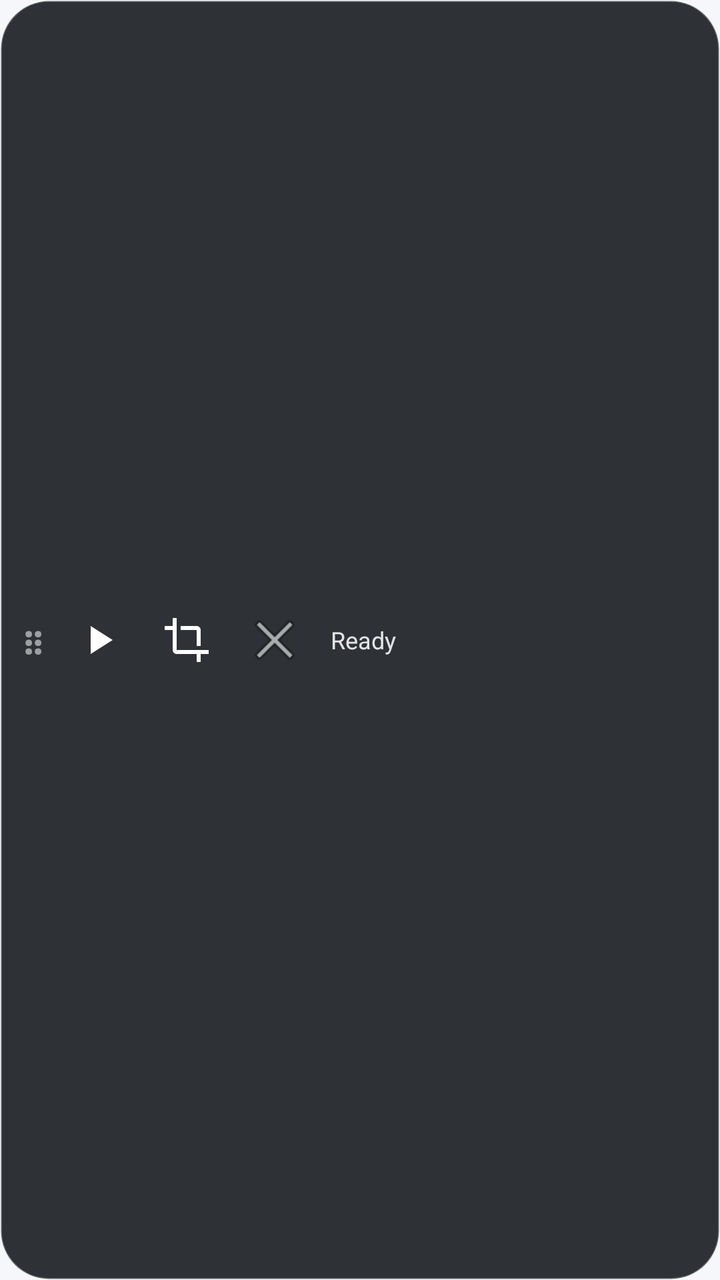
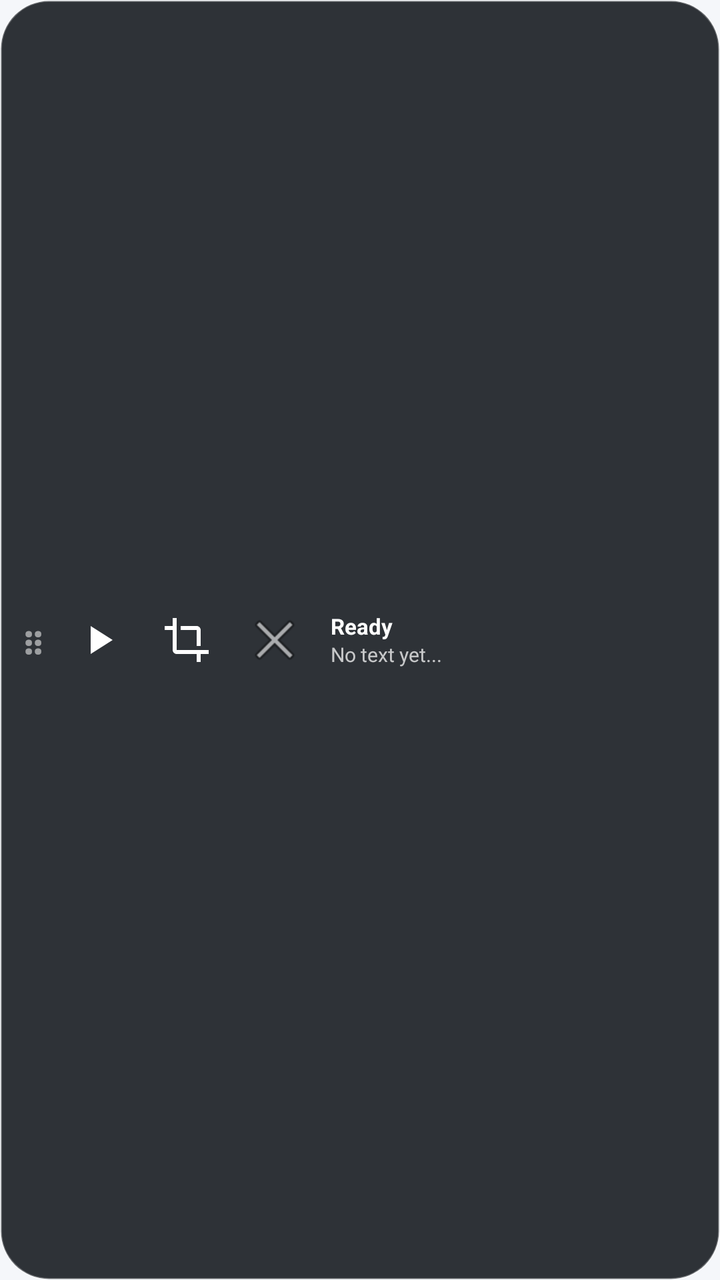

An Android layout rendered at two revisions. The XML below is the earlier revision; the diff shows what the commit changed to produce the second picture.
<!-- AndroidManifest.xml: application theme Theme.ScreenOCRMonitor -->
<!-- res/layout/overlay_floating_controls.xml -->
<?xml version="1.0" encoding="utf-8"?>
<LinearLayout xmlns:android="http://schemas.android.com/apk/res/android"
    android:id="@+id/floatingBarRoot"
    android:layout_width="wrap_content"
    android:layout_height="wrap_content"
    android:background="@drawable/bg_floating_bar"
    android:gravity="center_vertical"
    android:orientation="horizontal">

    
    <TextView
        android:layout_width="wrap_content"
        android:layout_height="wrap_content"
        android:paddingEnd="8dp"
        android:text="⋮⋮"
        android:textColor="#88FFFFFF"
        android:textSize="18sp"
        android:textStyle="bold" />

    
    <ImageButton
        android:id="@+id/btnFloatingToggle"
        android:layout_width="40dp"
        android:layout_height="40dp"
        android:background="?attr/selectableItemBackgroundBorderless"
        android:src="@drawable/ic_play"
        android:contentDescription="Start/Stop Monitoring" />

    
    <ImageButton
        android:id="@+id/btnFloatingSilence"
        android:layout_width="40dp"
        android:layout_height="40dp"
        android:layout_marginStart="4dp"
        android:background="?attr/selectableItemBackgroundBorderless"
        android:src="@drawable/ic_silence"
        android:visibility="gone"
        android:contentDescription="Silence Alarm" />

    
    <ImageButton
        android:id="@+id/btnFloatingCrop"
        android:layout_width="40dp"
        android:layout_height="40dp"
        android:layout_marginStart="4dp"
        android:background="?attr/selectableItemBackgroundBorderless"
        android:src="@drawable/ic_crop"
        android:contentDescription="Toggle Region Box" />

    
    <ImageButton
        android:id="@+id/btnFloatingExit"
        android:layout_width="40dp"
        android:layout_height="40dp"
        android:layout_marginStart="4dp"
        android:background="?attr/selectableItemBackgroundBorderless"
        android:src="@android:drawable/ic_menu_close_clear_cancel"
        android:contentDescription="Exit App" />

    
    <TextView
        android:id="@+id/tvFloatingStatus"
        android:layout_width="wrap_content"
        android:layout_height="wrap_content"
        android:layout_marginStart="8dp"
        android:layout_marginEnd="6dp"
        android:text="Ready"
        android:textColor="#DDFFFFFF"
        android:textSize="12sp" />

</LinearLayout>
<!-- resources referenced by this layout -->
<resources>
  <!-- drawable bg_floating_bar (drawable) -->
  <?xml version="1.0" encoding="utf-8"?>
  <shape xmlns:android="http://schemas.android.com/apk/res/android"
      android:shape="rectangle">
      <solid android:color="#EE212529" />
      <stroke
          android:width="1dp"
          android:color="#44FFFFFF" />
      <corners android:radius="24dp" />
      <padding
          android:bottom="6dp"
          android:left="12dp"
          android:right="12dp"
          android:top="6dp" />
  </shape>
  <!-- drawable ic_crop (drawable) -->
  <vector xmlns:android="http://schemas.android.com/apk/res/android"
      android:width="24dp"
      android:height="24dp"
      android:viewportWidth="24"
      android:viewportHeight="24">
      <path
          android:fillColor="#FFFFFFFF"
          android:pathData="M17,15h2V7c0,-1.1 -0.9,-2 -2,-2H9v2h8v8zM7,17V1H5v4H1v2h4v10c0,1.1 0.9,2 2,2h10v4h2v-4h4v-2H7z"/>
  </vector>
  <!-- drawable ic_play (drawable) -->
  <vector xmlns:android="http://schemas.android.com/apk/res/android"
      android:width="24dp"
      android:height="24dp"
      android:viewportWidth="24"
      android:viewportHeight="24">
      <path
          android:fillColor="#FFFFFFFF"
          android:pathData="M8,5v14l11,-7z"/>
  </vector>
  <!-- drawable ic_silence (drawable) -->
  <vector xmlns:android="http://schemas.android.com/apk/res/android"
      android:width="24dp"
      android:height="24dp"
      android:viewportWidth="24"
      android:viewportHeight="24">
      <path
          android:fillColor="#FFFFFFFF"
          android:pathData="M16.5,12c0,-1.77 -1.02,-3.29 -2.5,-4.03v2.21l2.45,2.45c0.03,-0.21 0.05,-0.42 0.05,-0.63zM19,12c0,0.94 -0.2,1.82 -0.54,2.64l1.51,1.51C20.63,14.91 21,13.5 21,12c0,-4.28 -2.99,-7.86 -7,-8.77v2.06c2.89,0.86 5,3.54 5,6.71zM4.27,3L3,4.27l4.46,4.46H3v6h4l5,5v-6.73l4.25,4.25c-0.67,0.52 -1.42,0.93 -2.25,1.18v2.06c1.38,-0.31 2.63,-0.95 3.69,-1.81L19.73,21 21,19.73 4.27,3zM12,4L9.91,6.09 12,8.18V4z"/>
  </vector>
  <style name="Theme.ScreenOCRMonitor" parent="Theme.MaterialComponents.DayNight.NoActionBar">
          <item name="colorPrimary">@color/primary</item>
          <item name="colorPrimaryVariant">@color/primary_dark</item>
          <item name="colorOnPrimary">@android:color/white</item>
          <item name="colorSecondary">@color/accent</item>
          <item name="android:statusBarColor">@color/primary_dark</item>
          <item name="android:windowBackground">@color/background</item>
      </style>
  <color name="primary">#1976D2</color>
  <color name="primary_dark">#0D47A1</color>
  <color name="accent">#00E676</color>
  <color name="background">#F5F7FA</color>
</resources>

<!-- the commit's change to res/layout/overlay_floating_controls.xml (unified diff, before → after) -->
@@ -58,14 +58,32 @@
         android:contentDescription="Exit App" />
 
     
-    <TextView
-        android:id="@+id/tvFloatingStatus"
+    <LinearLayout
         android:layout_width="wrap_content"
         android:layout_height="wrap_content"
         android:layout_marginStart="8dp"
-        android:layout_marginEnd="6dp"
-        android:text="Ready"
-        android:textColor="#DDFFFFFF"
-        android:textSize="12sp" />
+        android:layout_marginEnd="8dp"
+        android:orientation="vertical">
+
+        <TextView
+            android:id="@+id/tvFloatingStatus"
+            android:layout_width="wrap_content"
+            android:layout_height="wrap_content"
+            android:text="Ready"
+            android:textColor="#FFFFFF"
+            android:textSize="11sp"
+            android:textStyle="bold" />
+
+        <TextView
+            android:id="@+id/tvFloatingOcrPreview"
+            android:layout_width="wrap_content"
+            android:layout_height="wrap_content"
+            android:ellipsize="end"
+            android:maxLines="1"
+            android:maxWidth="200dp"
+            android:text="No text yet..."
+            android:textColor="#BBFFFFFF"
+            android:textSize="10sp" />
+    </LinearLayout>
 
 </LinearLayout>
